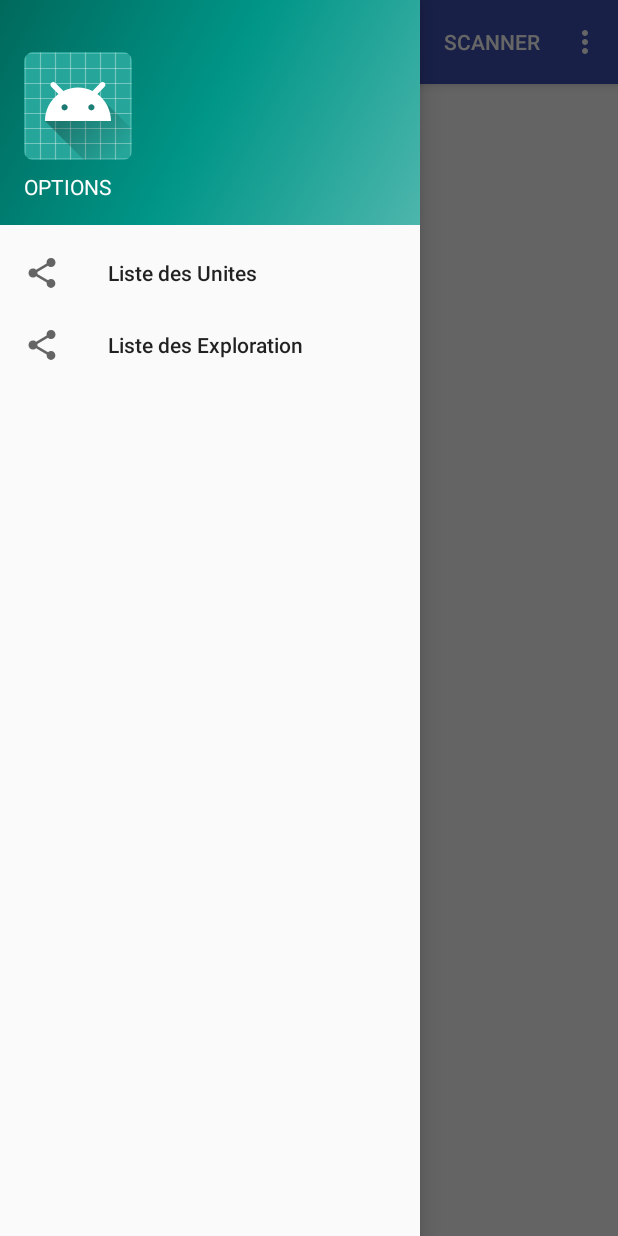
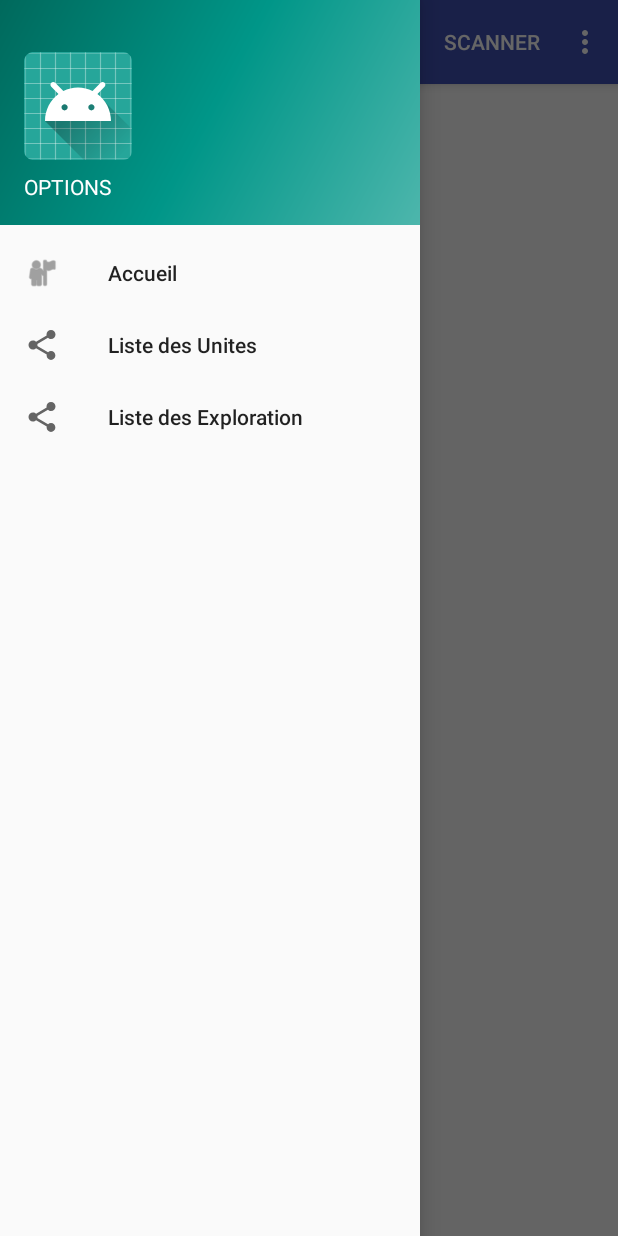
Before and after one commit to ramitz101/RaspiControl, an Android app: the MainActivity screen opened directly, with no data from a screen before it, with the side drawer open, on a phone screen of 412 x 824 dp. Run offline under Robolectric (Android 15) with nearby library versions, the phone set to English and light mode, and no system bars; libraries missing offline, so code that uses them is left out: com.github.kittinunf.fuel, com.google.zxing.integration; 2 statements that could not run were skipped.

Commit message:
Update de l'accueil.

```diff
--- a/Android/Konquest/app/src/main/java/ca/qc/cstj/konquest/Activity/ConnexionActivity.kt
+++ b/Android/Konquest/app/src/main/java/ca/qc/cstj/konquest/Activity/ConnexionActivity.kt
@@ -13,7 +13,6 @@ import ca.qc.cstj.konquest.models.Explorateur
 import com.github.kittinunf.fuel.android.extension.responseJson
 import com.github.kittinunf.fuel.httpPost
 import kotlinx.android.synthetic.main.activity_connexion.*
-import org.json.JSONObject
 
 
 class ConnexionActivity : AppCompatActivity() {
--- a/Android/Konquest/app/src/main/java/ca/qc/cstj/konquest/Activity/EnregistrementActivity.kt
+++ b/Android/Konquest/app/src/main/java/ca/qc/cstj/konquest/Activity/EnregistrementActivity.kt
@@ -1,18 +1,15 @@
 package ca.qc.cstj.konquest.Activity
 
 import android.content.Intent
-import android.content.SharedPreferences
 import android.support.v7.app.AppCompatActivity
 import android.os.Bundle
 import android.widget.Toast
 import ca.qc.cstj.konquest.R
 import ca.qc.cstj.konquest.helpers.ENREGISTREMENT_URL
-import ca.qc.cstj.konquest.helpers.TOKEN
 import ca.qc.cstj.konquest.models.Explorateur
 import com.github.kittinunf.fuel.android.extension.responseJson
 import com.github.kittinunf.fuel.httpPost
 import kotlinx.android.synthetic.main.activity_enregistrement.*
-import org.json.JSONObject
 
 class EnregistrementActivity : AppCompatActivity() {
 
--- a/Android/Konquest/app/src/main/java/ca/qc/cstj/konquest/Activity/MainActivity.kt
+++ b/Android/Konquest/app/src/main/java/ca/qc/cstj/konquest/Activity/MainActivity.kt
@@ -9,13 +9,13 @@ import android.os.Handler
 import android.support.v4.view.GravityCompat
 import android.support.v7.app.ActionBarDrawerToggle
 import android.support.v7.app.AppCompatActivity
-import android.text.TextUtils.isEmpty
 import android.view.Menu
 import android.view.MenuItem
+import android.widget.LinearLayout
 import android.widget.Toast
 import ca.qc.cstj.konquest.R
+import ca.qc.cstj.konquest.fragments.AccueilFragment
 import ca.qc.cstj.konquest.fragments.ExplorationDetailsFragment
-import ca.qc.cstj.konquest.fragments.RunesFragment
 import ca.qc.cstj.konquest.fragments.UniteDetailsFragment
 import ca.qc.cstj.konquest.fragments.UniteListFragment
 import ca.qc.cstj.konquest.helpers.*
@@ -24,13 +24,18 @@ import ca.qc.cstj.konquest.models.Explorateur
 import ca.qc.cstj.konquest.models.Unite
 import com.github.kittinunf.fuel.android.extension.responseJson
 import com.github.kittinunf.fuel.httpGet
-import com.github.kittinunf.fuel.httpPost
 import com.google.zxing.integration.android.IntentIntegrator
 import kotlinx.android.synthetic.main.activity_main.*
 import kotlinx.android.synthetic.main.app_bar_main.*
 
 
-class MainActivity : AppCompatActivity(), UniteListFragment.OnListFragmentInteractionListener {
+class MainActivity : AppCompatActivity(),
+        UniteListFragment.OnListFragmentInteractionListener,
+        AccueilFragment.OnFragmentInteractionListener
+{
+    override fun onFragmentInteraction(uri: Uri) {
+        // Fragment Accueil.
+    }
 
 
     /*override fun onFragmentInteraction(uri: Uri) {
@@ -40,45 +45,23 @@ class MainActivity : AppCompatActivity(), UniteListFragment.OnListFragmentIntera
 
 
     // Ressources : https://stackoverflow.com/questions/11434056/how-to-run-a-method-every-x-seconds
-    fun automatiqueFunction(context: Context)
-    {
-        val handler = Handler()
-        val delay : Long = 1000 //milliseconds
 
-        handler.postDelayed(object : Runnable {
-            override fun run() {
-                // Fait le code que l'on veut répété.
-
-                rafraichirDataMain()
-
-                handler.postDelayed(this, delay)
-            }
-        }, delay)
-    }
 
     var authorization : String = ""
 
     override fun onCreate(savedInstanceState: Bundle?) {
-        automatiqueFunction(this)
-        Toast.makeText(this,"Connecté.",Toast.LENGTH_SHORT).show()
+
 
         super.onCreate(savedInstanceState)
         setContentView(R.layout.activity_main)
         setSupportActionBar(toolbar)
-
-
-
 
         val toggle = ActionBarDrawerToggle(
                 this, drawer_layout, toolbar, R.string.navigation_drawer_open, R.string.navigation_drawer_close)
         drawer_layout.addDrawerListener(toggle)
         toggle.syncState()
 
-
         afficherRunes()
-
-
-
 
         // On obtient le token.
         val preferences : SharedPreferences? = this.getSharedPreferences(TOKEN, 0)
@@ -93,13 +76,22 @@ class MainActivity : AppCompatActivity(), UniteListFragment.OnListFragmentIntera
                 //R.id.nav_camera -> {
                   //  Toast.makeText(this,"Camera",Toast.LENGTH_LONG).show()
                 //}
+                R.id.nav_accueil -> {
+                    Runnable {
+                        val transaction = fragmentManager.beginTransaction()
+                        transaction.setCustomAnimations(android.R.animator.fade_in, android.R.animator.fade_out)
+                        transaction.replace(R.id.contentFrame, AccueilFragment.newInstance(authorization))
+                        transaction.addToBackStack("AccueilNavigation")
+                        transaction.commit()
+                    }
+                }
 
                 R.id.nav_lstUnites -> {
                     Runnable {
                         val transaction = fragmentManager.beginTransaction()
-                        //transaction.setCustomAnimations(android.R.animator.fade_in, android.R.animator.fade_out)
-                        transaction.replace(R.id.contentFrame, UniteListFragment(authorization))
-                        //transaction.addToBackStack("ListeUnite")
+                        transaction.setCustomAnimations(android.R.animator.fade_in, android.R.animator.fade_out)
+                        transaction.replace(R.id.contentFrame, UniteListFragment.newInstance(authorization))
+                        transaction.addToBackStack("ListUnite")
                         transaction.commit()
                     }.run()
                 }
@@ -108,7 +100,12 @@ class MainActivity : AppCompatActivity(), UniteListFragment.OnListFragmentIntera
             true
         }
 
-
+        val transaction = fragmentManager.beginTransaction()
+        transaction.setCustomAnimations(android.R.animator.fade_in, android.R.animator.fade_out)
+        transaction.replace(R.id.contentFrame, AccueilFragment.newInstance(authorization))
+        transaction.addToBackStack("Accueil")
+        transaction.commit()
+        Toast.makeText(this,"Connecté.",Toast.LENGTH_SHORT).show()
     }
 
     override fun onBackPressed() {
@@ -140,7 +137,6 @@ class MainActivity : AppCompatActivity(), UniteListFragment.OnListFragmentIntera
             R.id.action_scanner-> {
 
                 postPortalKey("6F11EF96-B3A5-414D-909E-0F8EB9A2B045")
-                rafraichirDataMain()
                 /*IntentIntegrator(this).initiateScan() // `this` is the current Activity*/
             }
             else -> return super.onOptionsItemSelected(item)
@@ -176,25 +172,6 @@ class MainActivity : AppCompatActivity(), UniteListFragment.OnListFragmentIntera
             }
         } else {
             super.onActivityResult(requestCode, resultCode, data)
-        }
-    }
-
-    fun rafraichirDataMain() {
-
-        // On effectue la requête.
-        EXPLORATEUR_URL.httpGet()
-        .header("Authorization" to authorization)
-        .responseJson { _, response, result ->
-            when(response.statusCode) {
-                200 -> {
-
-                    val explorateur = Explorateur(result.get())
-
-                    textViewMainPseudonyme.text = explorateur.pseudonyme
-                    textViewMainInox.text = explorateur.inox.toString()
-                    textViewMainLocation.text = explorateur.location
-                }
-            }
         }
     }
 
--- /dev/null
+++ b/Android/Konquest/app/src/main/java/ca/qc/cstj/konquest/fragments/AccueilFragment.kt
@@ -0,0 +1,102 @@
+package ca.qc.cstj.konquest.fragments
+
+import android.content.Context
+import android.net.Uri
+import android.os.Bundle
+import android.app.Fragment
+import android.os.Handler
+import android.view.LayoutInflater
+import android.view.View
+import android.view.ViewGroup
+
+import ca.qc.cstj.konquest.R
+import ca.qc.cstj.konquest.helpers.EXPLORATEUR_URL
+import ca.qc.cstj.konquest.models.Explorateur
+import com.github.kittinunf.fuel.android.extension.responseJson
+import com.github.kittinunf.fuel.httpGet
+import kotlinx.android.synthetic.main.fragment_accueil.*
+
+class AccueilFragment : Fragment() {
+    private var mListener: OnFragmentInteractionListener? = null
+    private var authorization = ""
+
+    override fun onCreate(savedInstanceState: Bundle?) {
+        super.onCreate(savedInstanceState)
+
+        authorization = arguments!!.getString(ARG_AUTHORIZATION)
+
+    }
+
+    override fun onCreateView(inflater: LayoutInflater, container: ViewGroup?,
+                              savedInstanceState: Bundle?): View? {
+
+        // On effectue la requête.
+        EXPLORATEUR_URL.httpGet()
+                .header("Authorization" to authorization)
+                .responseJson { _, response, result ->
+                    when(response.statusCode) {
+                        200 -> {
+
+                            val explorateur = Explorateur(result.get())
+
+                            textViewMainPseudonyme.text = explorateur.pseudonyme
+                            textViewMainInox.text = explorateur.inox.toString()
+                            textViewMainLocation.text = explorateur.location
+                        }
+                    }
+                }
+
+        return inflater.inflate(R.layout.fragment_accueil, container, false)
+    }
+
+    fun automatiqueFunction(context: Context)
+    {
+        val handler = Handler()
+        val delay : Long = 1000 //milliseconds
+
+        handler.postDelayed(object : Runnable {
+            override fun run() {
+                // Fait le code que l'on veut répété.
+
+                handler.postDelayed(this, delay)
+            }
+        }, delay)
+    }
+
+    fun onButtonPressed(uri: Uri) {
+        if (mListener != null) {
+            mListener!!.onFragmentInteraction(uri)
+        }
+    }
+
+    override fun onAttach(context: Context) {
+        super.onAttach(context)
+        if (context is OnFragmentInteractionListener) {
+            mListener = context
+        } else {
+            throw RuntimeException(context.toString() + " must implement OnFragmentInteractionListener")
+        }
+    }
+
+    override fun onDetach() {
+        super.onDetach()
+        mListener = null
+    }
+
+    interface OnFragmentInteractionListener {
+        // TODO: Update argument type and name
+        fun onFragmentInteraction(uri: Uri)
+    }
+
+    companion object {
+        // Les paramètres.
+        private val ARG_AUTHORIZATION= "authorization"
+        fun newInstance(auth:String): AccueilFragment {
+            val fragment = AccueilFragment()
+            val args = Bundle()
+            args.putString(ARG_AUTHORIZATION, auth)
+            fragment.arguments = args
+            return fragment
+        }
+    }
+}
--- a/Android/Konquest/app/src/main/res/layout/app_bar_main.xml
+++ b/Android/Konquest/app/src/main/res/layout/app_bar_main.xml
@@ -27,81 +27,6 @@
         app:layout_behavior="@string/appbar_scrolling_view_behavior"
         android:layout_marginTop="10dp">
 
-        <LinearLayout
-            android:layout_width="match_parent"
-            android:layout_height="match_parent"
-            android:orientation="vertical">
-
-            <LinearLayout
-                android:id="@+id/LinearLayoutPseudonyme"
-                android:layout_width="match_parent"
-                android:layout_height="40dp"
-                android:orientation="horizontal">
-
-                <TextView
-                    android:id="@+id/textViewMainPresentationPseudonyme"
-                    android:layout_width="match_parent"
-                    android:layout_height="match_parent"
-                    android:layout_weight="3"
-                    android:text="@string/action_pseudonyme"
-                    android:textSize="24dp" />
-
-                <TextView
-                    android:id="@+id/textViewMainPseudonyme"
-                    android:layout_width="match_parent"
-                    android:layout_height="match_parent"
-                    android:layout_weight="2"
-                    android:textSize="30dp" />
-            </LinearLayout>
-
-            <LinearLayout
-                android:id="@+id/LinearLayoutInox"
-                android:layout_width="match_parent"
-                android:layout_height="40dp"
-                android:orientation="horizontal">
-
-                <TextView
-                    android:id="@+id/textViewMainInoxPresentation"
-                    android:layout_width="match_parent"
-                    android:layout_height="match_parent"
-                    android:layout_weight="4"
-                    android:text="@string/action_inox"
-                    android:textSize="30dp" />
-
-                <TextView
-                    android:id="@+id/textViewMainInox"
-                    android:layout_width="match_parent"
-                    android:layout_height="match_parent"
-                    android:layout_weight="1"
-                    android:textSize="30dp" />
-            </LinearLayout>
-
-            <LinearLayout
-                android:id="@+id/LinearLayoutLocation"
-                android:layout_width="match_parent"
-                android:layout_height="40dp"
-                android:layout_weight="2"
-                android:orientation="horizontal">
-
-
-                <TextView
-                    android:id="@+id/textViewMainLocationPresentation"
-                    android:layout_width="match_parent"
-                    android:layout_height="match_parent"
-                    android:layout_weight="3"
-                    android:text="@string/action_location"
-                    android:textSize="30dp" />
-
-                <TextView
-                    android:id="@+id/textViewMainLocation"
-                    android:layout_width="match_parent"
-                    android:layout_height="match_parent"
-                    android:layout_weight="2"
-                    android:textSize="30dp" />
-            </LinearLayout>
-        </LinearLayout>
-
-
     </FrameLayout>
 
 </android.support.design.widget.CoordinatorLayout>
--- /dev/null
+++ b/Android/Konquest/app/src/main/res/layout/fragment_accueil.xml
@@ -0,0 +1,82 @@
+<FrameLayout xmlns:android="http://schemas.android.com/apk/res/android"
+    xmlns:tools="http://schemas.android.com/tools"
+    android:layout_width="match_parent"
+    android:layout_height="match_parent"
+    tools:context="ca.qc.cstj.konquest.fragments.AccueilFragment">
+
+        <LinearLayout
+            android:id="@+id/LinearLayoutContenuMain"
+            android:layout_width="match_parent"
+            android:layout_height="match_parent"
+            android:orientation="vertical">
+
+            <LinearLayout
+                android:id="@+id/LinearLayoutPseudonyme"
+                android:layout_width="match_parent"
+                android:layout_height="40dp"
+                android:orientation="horizontal">
+
+                <TextView
+                    android:id="@+id/textViewMainPresentationPseudonyme"
+                    android:layout_width="match_parent"
+                    android:layout_height="match_parent"
+                    android:layout_weight="3"
+                    android:text="@string/action_pseudonyme"
+                    android:textSize="24dp" />
+
+                <TextView
+                    android:id="@+id/textViewMainPseudonyme"
+                    android:layout_width="match_parent"
+                    android:layout_height="match_parent"
+                    android:layout_weight="2"
+                    android:textSize="30dp" />
+            </LinearLayout>
+
+            <LinearLayout
+                android:id="@+id/LinearLayoutInox"
+                android:layout_width="match_parent"
+                android:layout_height="40dp"
+                android:orientation="horizontal">
+
+                <TextView
+                    android:id="@+id/textViewMainInoxPresentation"
+                    android:layout_width="match_parent"
+                    android:layout_height="match_parent"
+                    android:layout_weight="4"
+                    android:text="@string/action_inox"
+                    android:textSize="30dp" />
+
+                <TextView
+                    android:id="@+id/textViewMainInox"
+                    android:layout_width="match_parent"
+                    android:layout_height="match_parent"
+                    android:layout_weight="1"
+                    android:textSize="30dp" />
+            </LinearLayout>
+
+            <LinearLayout
+                android:id="@+id/LinearLayoutLocation"
+                android:layout_width="match_parent"
+                android:layout_height="40dp"
+                android:layout_weight="2"
+                android:orientation="horizontal">
+
+
+                <TextView
+                    android:id="@+id/textViewMainLocationPresentation"
+                    android:layout_width="match_parent"
+                    android:layout_height="match_parent"
+                    android:layout_weight="3"
+                    android:text="@string/action_location"
+                    android:textSize="30dp" />
+
+                <TextView
+                    android:id="@+id/textViewMainLocation"
+                    android:layout_width="match_parent"
+                    android:layout_height="match_parent"
+                    android:layout_weight="2"
+                    android:textSize="30dp" />
+            </LinearLayout>
+        </LinearLayout>
+
+</FrameLayout>
--- a/Android/Konquest/app/src/main/res/menu/activity_left_drawer.xml
+++ b/Android/Konquest/app/src/main/res/menu/activity_left_drawer.xml
@@ -1,6 +1,11 @@
 <?xml version="1.0" encoding="utf-8"?>
 <menu xmlns:android="http://schemas.android.com/apk/res/android">
 
+
+    <item
+        android:id="@+id/nav_accueil"
+        android:icon="@android:drawable/ic_menu_myplaces"
+        android:title="Accueil" />
 
     <item
         android:id="@+id/nav_lstUnites"
```
Also changed, not shown: Android/Konquest/app/src/main/java/ca/qc/cstj/konquest/adapters/UniteRecyclerViewAdapter.kt (+0 -9 lines), Android/Konquest/app/src/main/java/ca/qc/cstj/konquest/fragments/UniteListFragment.kt (+14 -21 lines), Android/Konquest/app/src/main/res/layout/card_unite.xml (+6 -8 lines), Android/Konquest/app/src/main/res/layout/content_main.xml (+0 -9 lines).
